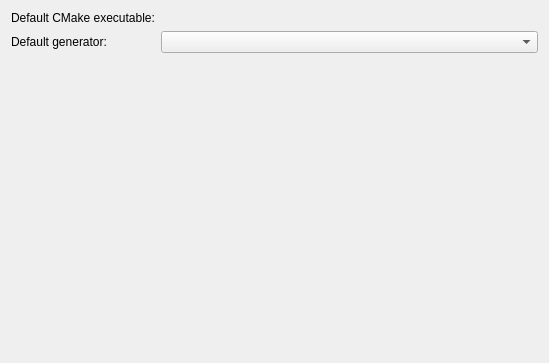
KDE/kdevelop, file projectbuilders/cmakebuilder/cmakebuilderpreferences.ui: the form before one commit.
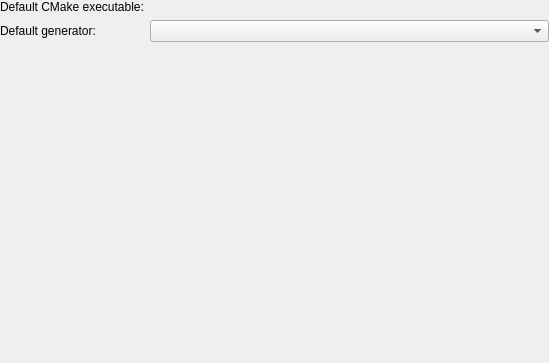
The form after the commit. Custom widgets are drawn as their Qt base class.

Commit message: Remove additional margin around setting pages

The edit to the form file:
```diff
--- a/projectbuilders/cmakebuilder/cmakebuilderpreferences.ui
+++ b/projectbuilders/cmakebuilder/cmakebuilderpreferences.ui
@@ -11,6 +11,9 @@
    </rect>
   </property>
   <layout class="QFormLayout" name="formLayout">
+   <property name="margin">
+    <number>0</number>
+   </property>
    <item row="0" column="0">
     <widget class="QLabel" name="label1">
      <property name="text">
```
The commit also changes 7 other files.
